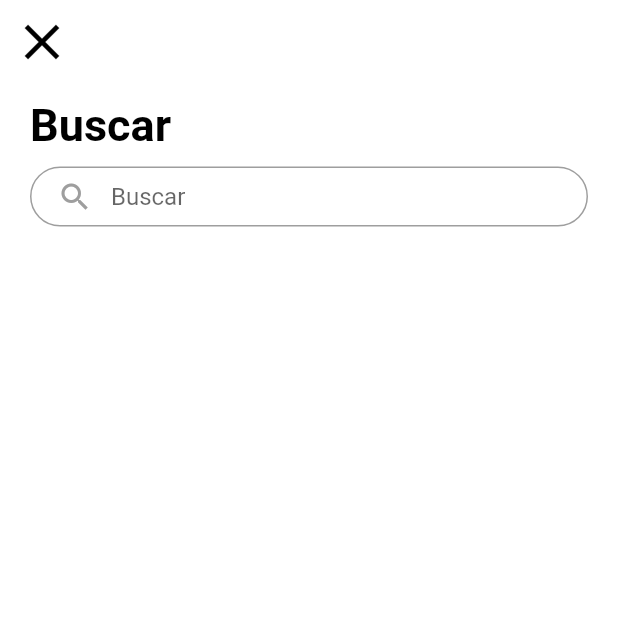
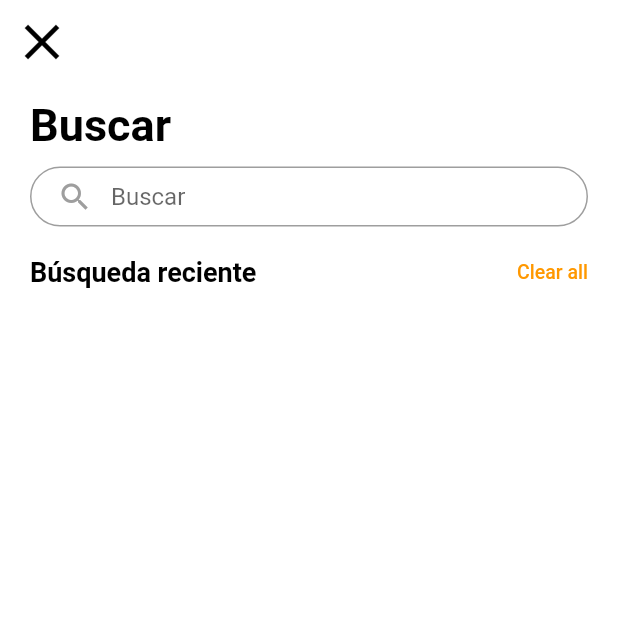
Before and after one commit to Mario-Fernando24/food_flutter_example_, a Flutter app: the SearchPage screen opened by its route, on a phone screen of 412 x 824 dp, the top half of it. Run offline on Flutter 3.47's test engine with Material 2 defaults, Android fonts, the phone set to English and light mode, and no system bars; our stand-ins replace flutter_swiper_null_safety.

Commit message:
fila debajo del buscador

```diff
--- /dev/null
+++ b/lib/src/features/presentation/commons_wiget/header_double.dart
@@ -0,0 +1,16 @@
+import 'package:flutter/material.dart';
+import 'package:food_mvvm/src/features/presentation/commons_wiget/header_text.dart';
+
+Widget headerDoubleText(String textHeaders, String textAction, VoidCallback func) {
+  return Container(
+    child: Row(
+      children: [
+        headerText(textHeaders, Colors.black, FontWeight.bold, 18.0),
+        Spacer(),
+        GestureDetector(
+          onTap: func,
+            child: headerText(textAction, Colors.orange, FontWeight.w500, 13.0))
+      ],
+    ),
+  );
+}
--- a/lib/src/features/presentation/search_page/View/searchView.dart
+++ b/lib/src/features/presentation/search_page/View/searchView.dart
@@ -1,4 +1,5 @@
 import 'package:flutter/material.dart';
+import 'package:food_mvvm/src/features/presentation/commons_wiget/header_double.dart';
 import 'package:food_mvvm/src/features/presentation/commons_wiget/header_text.dart';
 
 class SearchPage extends StatelessWidget {
@@ -28,7 +29,9 @@ class SearchPage extends StatelessWidget {
                       alignment: Alignment.centerLeft,
                       child: headerText(
                           "Buscar", Colors.black, FontWeight.bold, 30.0)),
-                  _searchInput(context)
+                  _searchInput(context),
+                  SizedBox(height: 20.0),
+                  headerDoubleText("Búsqueda reciente", "Clear all",(){})
                 ],
               ),
             )
```
